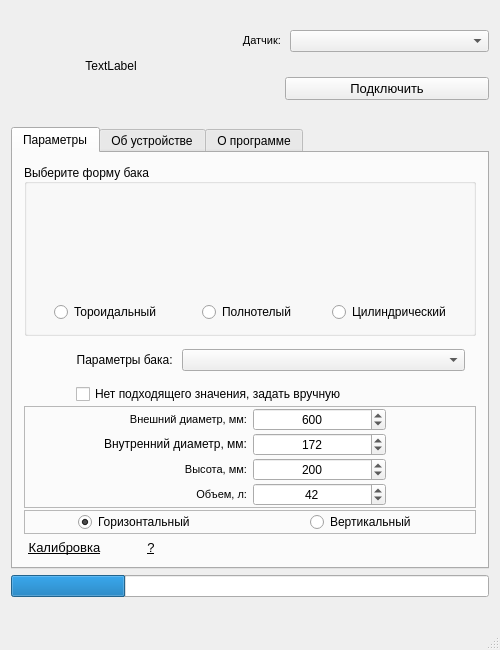
First picture: the form in ComSetup/mainwindow.ui, repository Anton-Fat/Screen_Tool_Setup, before the edit.
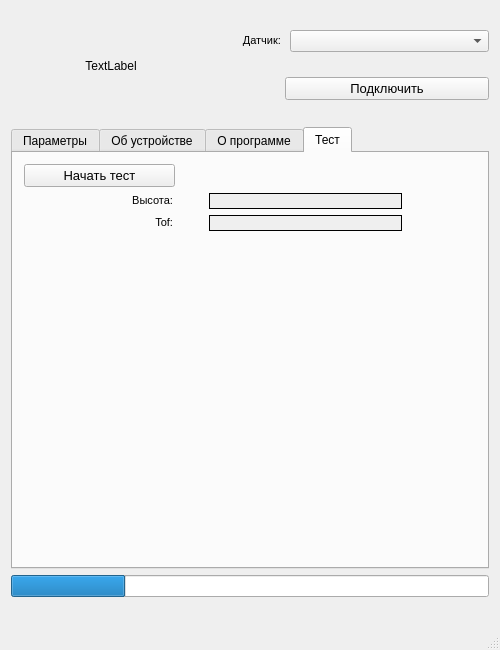
Second picture: the form after the edit. The open tabs and pages were chosen to show the change. Custom widgets are drawn as their Qt base class.

Patch:
```diff
--- a/ComSetup/mainwindow.ui
+++ b/ComSetup/mainwindow.ui
@@ -1150,6 +1150,125 @@
         </item>
        </layout>
       </widget>
+      <widget class="QWidget" name="tab_4">
+       <attribute name="title">
+        <string>Тест</string>
+       </attribute>
+       <layout class="QVBoxLayout" name="verticalLayout_15" stretch="0,0,1">
+        <item>
+         <layout class="QHBoxLayout" name="horizontalLayout_11" stretch="1,2">
+          <item>
+           <widget class="QPushButton" name="pushButton_Tof">
+            <property name="font">
+             <font>
+              <pointsize>10</pointsize>
+             </font>
+            </property>
+            <property name="inputMethodHints">
+             <set>Qt::ImhNone</set>
+            </property>
+            <property name="text">
+             <string>Начать тест</string>
+            </property>
+           </widget>
+          </item>
+          <item>
+           <spacer name="horizontalSpacer_9">
+            <property name="orientation">
+             <enum>Qt::Horizontal</enum>
+            </property>
+            <property name="sizeHint" stdset="0">
+             <size>
+              <width>40</width>
+              <height>20</height>
+             </size>
+            </property>
+           </spacer>
+          </item>
+         </layout>
+        </item>
+        <item>
+         <layout class="QHBoxLayout" name="horizontalLayout_14" stretch="2,3,1">
+          <item>
+           <layout class="QVBoxLayout" name="verticalLayout_13">
+            <property name="leftMargin">
+             <number>30</number>
+            </property>
+            <item>
+             <widget class="QLabel" name="label_12">
+              <property name="text">
+               <string>&lt;html&gt;&lt;head/&gt;&lt;body&gt;&lt;p align=&quot;right&quot;&gt;&lt;span style=&quot; font-size:8.25pt;&quot;&gt;Высота:&lt;/span&gt;&lt;/p&gt;&lt;/body&gt;&lt;/html&gt;</string>
+              </property>
+             </widget>
+            </item>
+            <item>
+             <widget class="QLabel" name="label_14">
+              <property name="text">
+               <string>&lt;html&gt;&lt;head/&gt;&lt;body&gt;&lt;p align=&quot;right&quot;&gt;&lt;span style=&quot; font-size:8.25pt;&quot;&gt;Tof:&lt;/span&gt;&lt;/p&gt;&lt;/body&gt;&lt;/html&gt;</string>
+              </property>
+             </widget>
+            </item>
+           </layout>
+          </item>
+          <item>
+           <layout class="QVBoxLayout" name="verticalLayout_14">
+            <property name="leftMargin">
+             <number>30</number>
+            </property>
+            <item>
+             <widget class="QLabel" name="label_test_H">
+              <property name="autoFillBackground">
+               <bool>true</bool>
+              </property>
+              <property name="frameShape">
+               <enum>QFrame::Box</enum>
+              </property>
+              <property name="text">
+               <string/>
+              </property>
+              <property name="alignment">
+               <set>Qt::AlignCenter</set>
+              </property>
+             </widget>
+            </item>
+            <item>
+             <widget class="QLabel" name="label_test_L">
+              <property name="autoFillBackground">
+               <bool>true</bool>
+              </property>
+              <property name="frameShape">
+               <enum>QFrame::Box</enum>
+              </property>
+              <property name="text">
+               <string/>
+              </property>
+              <property name="alignment">
+               <set>Qt::AlignCenter</set>
+              </property>
+             </widget>
+            </item>
+           </layout>
+          </item>
+          <item>
+           <spacer name="horizontalSpacer_8">
+            <property name="orientation">
+             <enum>Qt::Horizontal</enum>
+            </property>
+            <property name="sizeHint" stdset="0">
+             <size>
+              <width>40</width>
+              <height>20</height>
+             </size>
+            </property>
+           </spacer>
+          </item>
+         </layout>
+        </item>
+        <item>
+         <widget class="QCustomPlot" name="customPlot" native="true"/>
+        </item>
+       </layout>
+      </widget>
      </widget>
     </item>
     <item>
@@ -1196,6 +1315,14 @@
   </widget>
  </widget>
  <layoutdefault spacing="6" margin="11"/>
+ <customwidgets>
+  <customwidget>
+   <class>QCustomPlot</class>
+   <extends>QWidget</extends>
+   <header>qcustomplot.h</header>
+   <container>1</container>
+  </customwidget>
+ </customwidgets>
  <resources/>
  <connections/>
 </ui>
```
